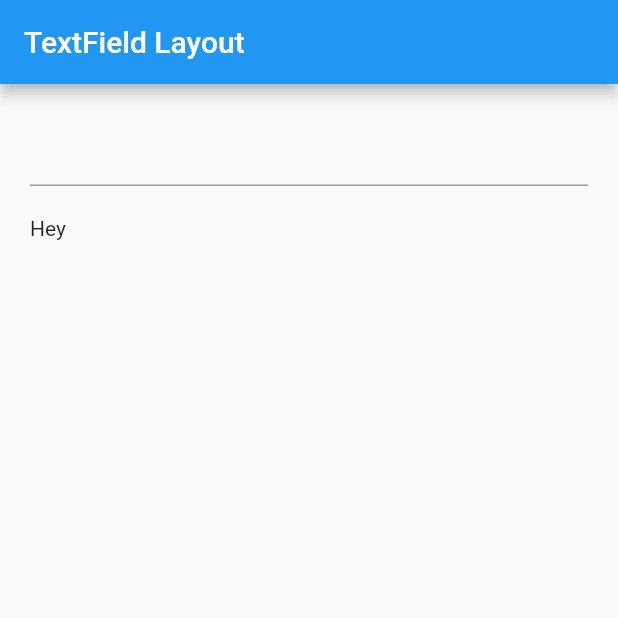
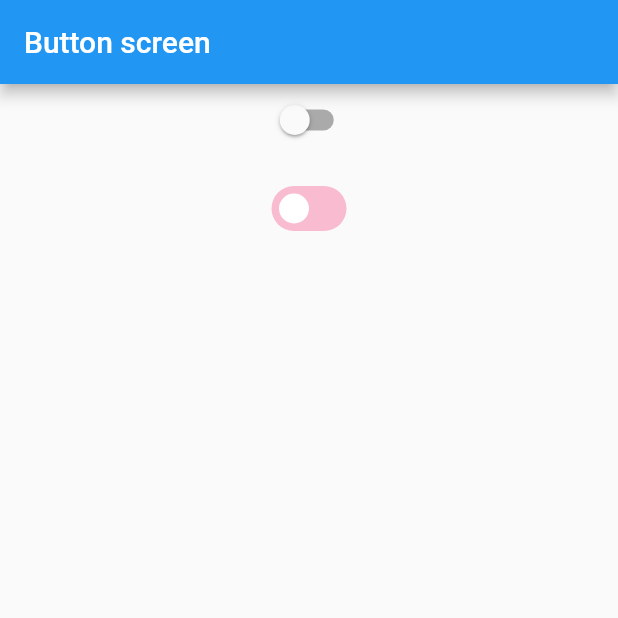
Before and after one commit to nameisjayant/flutter-yt, a Flutter app: the screen it shows after launch, on a phone screen of 412 x 824 dp, the top half of it. Run offline on Flutter 3.47's test engine with Material 2 defaults, Android fonts, the phone set to English and light mode, and no system bars.

Commit message:
widget added

```diff
--- a/lib/main.dart
+++ b/lib/main.dart
@@ -2,13 +2,34 @@
 import 'package:demo_yt/screens/app_bar.dart';
 import 'package:demo_yt/screens/bottom_navigation_bar.dart';
 import 'package:demo_yt/screens/bottom_sheet.dart';
+import 'package:demo_yt/screens/button_screen.dart';
+import 'package:demo_yt/screens/checkbox_screen.dart';
 import 'package:demo_yt/screens/floating_action_button.dart';
 import 'package:demo_yt/screens/layout_screen.dart';
 import 'package:demo_yt/screens/navigation_drawer.dart';
+import 'package:demo_yt/screens/radio_button.dart';
 import 'package:demo_yt/screens/tab_bar_view.dart';
-import 'package:demo_yt/screens/textfield_layout.dart';
+import 'package:demo_yt/screens/textfield_screen.dart';
+import 'package:demo_yt/screens/toggle_button.dart';
 import 'package:flutter/material.dart';
 
 void main() {
-  runApp(const TextFieldLayout());
+  runApp(const MyApp());
 }
+
+class MyApp extends StatelessWidget{
+  const MyApp({super.key});
+
+  @override
+  Widget build(BuildContext context) {
+    return MaterialApp(
+      home: Scaffold(
+        appBar: AppBar(
+          title: const Text("Button screen"),
+        ),
+        body: const ToggleButtonScreen() ,
+      ),
+    );
+  }
+
+}
--- a/lib/screens/textfield_layout.dart
+++ /dev/null
@@ -1,47 +0,0 @@
-
-import 'package:flutter/cupertino.dart';
-import 'package:flutter/material.dart';
-
-class TextFieldLayout extends StatefulWidget{
-  const TextFieldLayout({super.key});
-
-  @override
-  _TextFieldLayout createState() => _TextFieldLayout();
-
-}
-
-class _TextFieldLayout extends State<TextFieldLayout>{
-  TextEditingController username = TextEditingController();
-  @override
-  Widget build(BuildContext context) {
-    return MaterialApp(
-      home: Scaffold(
-        appBar: AppBar(
-          title: const Text("TextField Layout"),
-        ),
-        body: Center(
-          child: Padding(
-            padding: EdgeInsets.all(20),
-            child: ListView(
-              children: [
-                TextField(
-                  onChanged: (val){
-                   setState(() {
-                     username.text = val;
-                   });
-                  },
-                  controller: username ,
-                  keyboardType: TextInputType.phone,
-                  textCapitalization: TextCapitalization.words,
-                ),
-                SizedBox(height: 20,),
-                Text("Hey ${username.text}")
-              ],
-            ) ,
-          ),
-        ),
-      ),
-    );
-  }
-
-}
--- /dev/null
+++ b/lib/screens/toggle_button.dart
@@ -0,0 +1,77 @@
+
+import 'package:flutter/cupertino.dart';
+import 'package:flutter/material.dart';
+
+class ToggleButtonScreen extends StatefulWidget{
+  const ToggleButtonScreen({super.key});
+
+  @override
+  _ToggleButtonScreen createState() => _ToggleButtonScreen();
+
+}
+
+class _ToggleButtonScreen extends State<ToggleButtonScreen>{
+  bool _currentState= false;
+  @override
+  Widget build(BuildContext context) {
+   return SizedBox(
+     height: double.infinity,
+     width: double.infinity,
+     child: Column(
+       children: [
+         Switch(value: _currentState,
+             onChanged: (value){
+           setState(() {
+             _currentState = value;
+           });
+             }),
+         SizedBox(height: 20,),
+         customToggleButton(_currentState, (p0) => {
+           setState((){
+             _currentState = p0;
+           })
+         })
+       ],
+     ),
+   );
+  }
+
+}
+
+Widget customToggleButton(
+    bool selected,
+    Function(bool) onValueChange
+    ){
+  return InkWell(
+    onTap: (){
+      onValueChange(!selected);
+    },
+    child: Container(
+      width: 50,
+      decoration: BoxDecoration(
+        borderRadius: BorderRadius.all(Radius.circular(16)),
+        color: selected ? Colors.pink : Colors.pink.shade100 ,
+      ),
+      child: Stack(
+        alignment: selected ? Alignment.topRight : AlignmentDirectional.topStart,
+        children: [
+          customWhiteCircle()
+        ],
+      ),
+    ),
+  );
+}
+
+Widget customWhiteCircle(){
+  return Padding(
+    padding: EdgeInsets.all(5),
+    child: Container(
+      width: 20,
+      height: 20,
+      decoration: const BoxDecoration(
+        shape: BoxShape.circle,
+        color: Colors.white,
+      ),
+    ),
+  );
+}
```
Also changed, not shown: lib/screens/button_screen.dart (added, +45 -0 lines), lib/screens/checkbox_screen.dart (added, +53 -0 lines), lib/screens/radio_button.dart (added, +55 -0 lines), lib/screens/textfield_screen.dart (added, +47 -0 lines), 1 other file.
